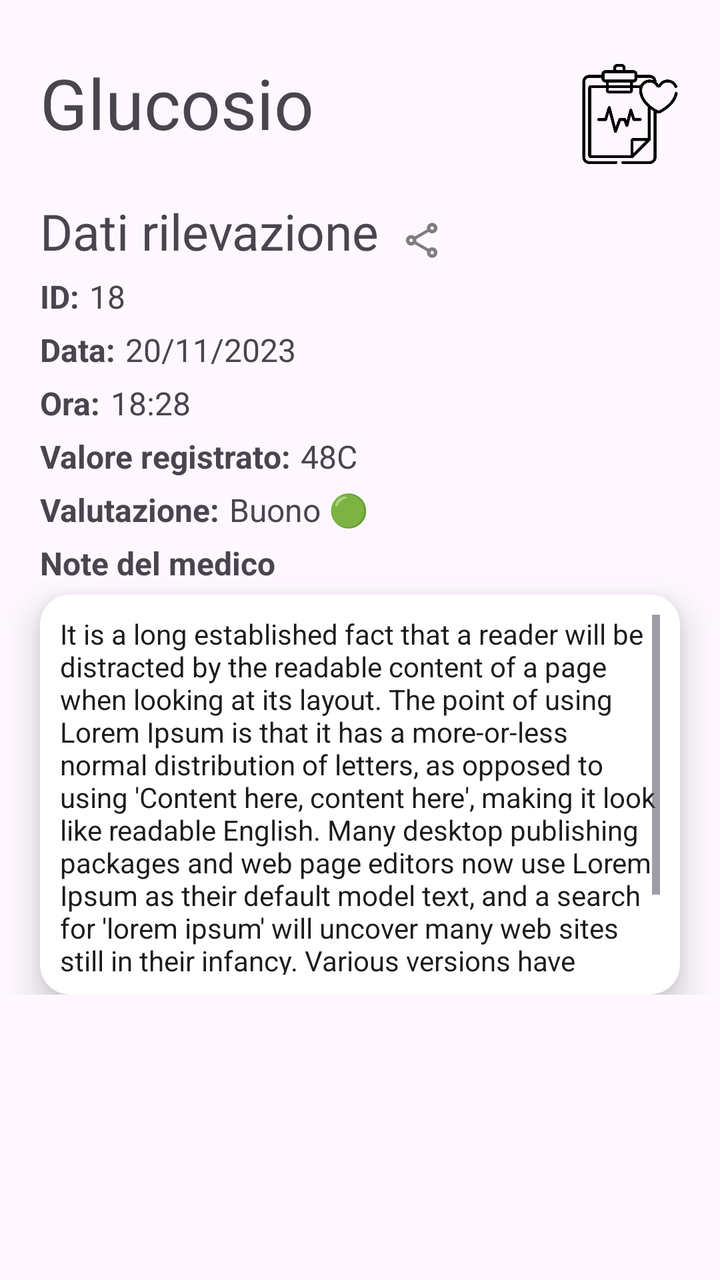
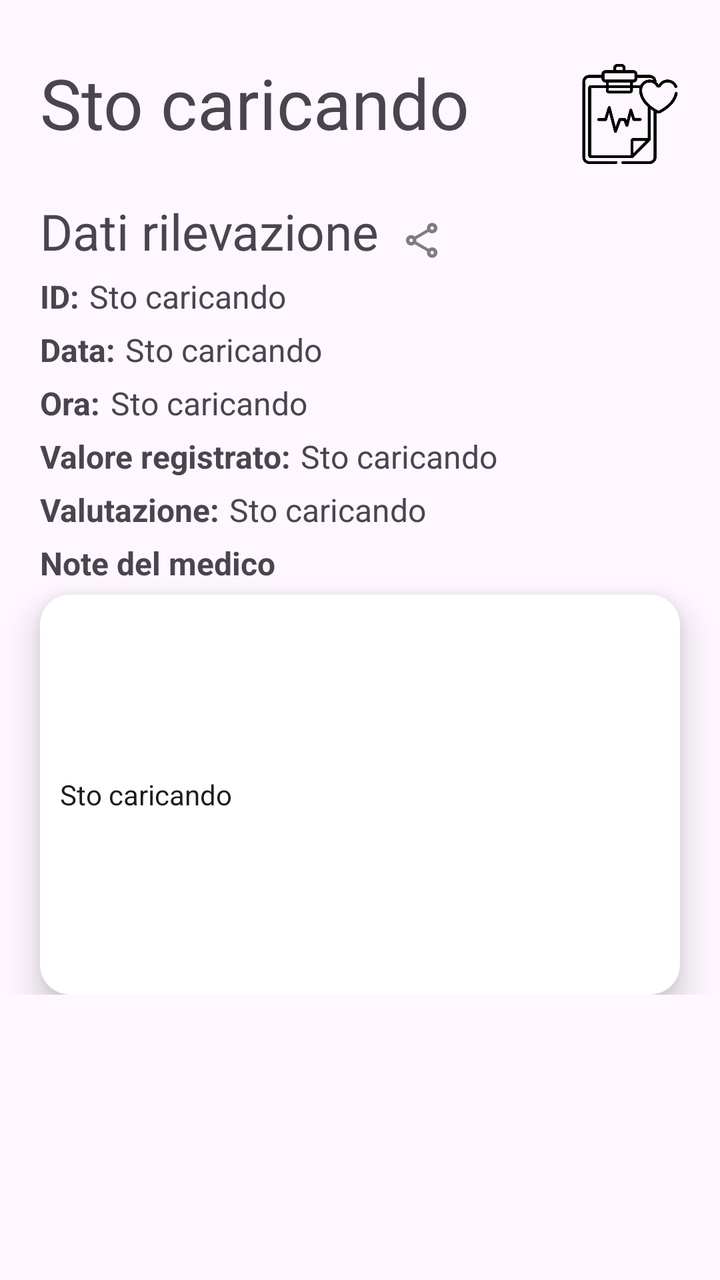

Screens rendered from an Android XML layout before and after an edit, with the pre-edit source and the edit as a unified diff.
<!-- AndroidManifest.xml: application theme Theme.AsilApp -->
<!-- res/layout/fragment_detai_old_health_history.xml -->
<?xml version="1.0" encoding="utf-8"?>
<ScrollView xmlns:app="http://schemas.android.com/apk/res-auto"
    xmlns:tools="http://schemas.android.com/tools"
    android:layout_width="match_parent"
    android:layout_height="match_parent"
    android:fadeScrollbars="false"
    android:scrollbars="vertical"
    xmlns:android="http://schemas.android.com/apk/res/android">
    <androidx.constraintlayout.widget.ConstraintLayout
        android:layout_width="match_parent"
        android:layout_height="match_parent"
        tools:context=".view.home.DetailHealthHistoryFragment">


        <TextView
            android:id="@+id/detailHealthHistoryTitleOld"
            android:layout_width="270dp"
            android:fadeScrollbars="false"
            android:layout_height="wrap_content"
            android:layout_marginLeft="@dimen/marginLeftRightDetailHealthHistory"
            android:layout_marginTop="28dp"
            android:layout_marginRight="@dimen/marginLeftRightDetailHealthHistory"
            android:fontFamily="@font/titillium_web_bold"
            android:text="Glucosio"
            android:textSize="@dimen/textDetailHealthHistoryTitle"
            app:layout_constraintHorizontal_bias="0.0"
            app:layout_constraintLeft_toLeftOf="parent"
            app:layout_constraintRight_toLeftOf="@+id/iconDetailTitleOld"
            app:layout_constraintTop_toTopOf="parent" />

        <ImageView
            android:id="@+id/iconDetailTitleOld"
            android:layout_width="50dp"
            android:layout_height="50dp"
            android:layout_marginTop="32dp"
            android:layout_marginRight="20dp"
            android:src="@drawable/medical_history_old"
            app:layout_constraintRight_toRightOf="parent"
            app:layout_constraintStart_toEndOf="@+id/detailHealthHistoryTitleOld"
            app:layout_constraintTop_toTopOf="parent">

        </ImageView>

        <TextView
            android:id="@+id/recordHealthHistoryOld"
            android:layout_width="wrap_content"
            android:layout_height="wrap_content"
            android:layout_marginStart="@dimen/marginLeftRightDetailHealthHistory"
            android:layout_marginTop="24dp"
            android:fontFamily="@font/titillium_web_bold"
            android:text="@string/recordHealthHistoryOld"
            android:textSize="25dp"
            app:layout_constraintStart_toStartOf="parent"
            app:layout_constraintTop_toBottomOf="@+id/detailHealthHistoryTitleOld" />


        <ImageView
            android:id="@+id/shareDetailHealthHistoryOld"
            android:layout_width="35dp"
            android:layout_height="35dp"
            android:layout_marginLeft="4dp"
            android:layout_marginTop="28dp"
            android:clickable="true"
            android:foreground="?android:attr/selectableItemBackground"
            android:padding="7dp"
            android:src="@drawable/share_fill0_wght400_grad0_opsz24"
            app:layout_constraintLeft_toRightOf="@+id/recordHealthHistoryOld"
            app:layout_constraintTop_toBottomOf="@+id/detailHealthHistoryTitleOld" />



        <TextView
            android:id="@+id/idRecordHealthHistoryLabelOld"
            android:layout_width="wrap_content"
            android:layout_height="wrap_content"
            android:layout_marginStart="@dimen/marginLeftRightDetailHealthHistory"
            android:layout_marginTop="5dp"
            android:text="@string/idLastRecordHealthHistoryLabel"
            android:textSize="@dimen/valueDetailHealthHistory"
            android:textStyle="bold"
            app:layout_constraintStart_toStartOf="parent"
            app:layout_constraintTop_toBottomOf="@+id/recordHealthHistoryOld"/>

        <TextView
            android:id="@+id/idRecordHealthHistoryOld"
            android:layout_width="wrap_content"
            android:layout_height="wrap_content"
            android:layout_marginLeft="5dp"
            android:layout_marginTop="5dp"
            android:text="18"
            android:textSize="@dimen/valueDetailHealthHistory"
            app:layout_constraintLeft_toRightOf="@+id/idRecordHealthHistoryLabelOld"
            app:layout_constraintTop_toBottomOf="@+id/recordHealthHistoryOld"/>

        <TextView
            android:id="@+id/dateRecordHealthHistoryLabelOld"
            android:layout_width="wrap_content"
            android:layout_height="wrap_content"
            android:layout_marginStart="@dimen/marginLeftRightDetailHealthHistory"
            android:layout_marginTop="5dp"
            android:text="@string/dateLastRecordHealthHistoryLabel"
            android:textSize="@dimen/valueDetailHealthHistory"
            android:textStyle="bold"
            app:layout_constraintStart_toStartOf="parent"
            app:layout_constraintTop_toBottomOf="@+id/idRecordHealthHistoryLabelOld" />

        <TextView
            android:id="@+id/dateRecordHealthHistoryOld"
            android:layout_width="wrap_content"
            android:layout_height="wrap_content"
            android:layout_marginLeft="5dp"
            android:layout_marginTop="5dp"
            android:text="20/11/2023"
            android:textSize="@dimen/valueDetailHealthHistory"
            app:layout_constraintLeft_toRightOf="@+id/dateRecordHealthHistoryLabelOld"
            app:layout_constraintTop_toBottomOf="@+id/idRecordHealthHistoryLabelOld" />


        <TextView
            android:id="@+id/timeRecordHealthHistoryLabelOld"
            android:layout_width="wrap_content"
            android:layout_height="wrap_content"
            android:layout_marginStart="@dimen/marginLeftRightDetailHealthHistory"
            android:layout_marginTop="5dp"
            android:text="@string/timeLastRecordHealthHistoryLabel"
            android:textSize="@dimen/valueDetailHealthHistory"
            android:textStyle="bold"
            app:layout_constraintStart_toStartOf="parent"
            app:layout_constraintTop_toBottomOf="@+id/dateRecordHealthHistoryOld" />

        <TextView
            android:id="@+id/timeRecordHealthHistoryOld"
            android:layout_width="wrap_content"
            android:layout_height="wrap_content"
            android:layout_marginLeft="5dp"
            android:layout_marginTop="5dp"
            android:text="18:28"
            android:textSize="@dimen/valueDetailHealthHistory"
            app:layout_constraintLeft_toRightOf="@+id/timeRecordHealthHistoryLabelOld"
            app:layout_constraintTop_toBottomOf="@+id/dateRecordHealthHistoryOld" />



        <TextView
            android:id="@+id/valueRecordHealthHistoryLabelOld"
            android:layout_width="wrap_content"
            android:layout_height="wrap_content"
            android:layout_marginStart="20dp"
            android:layout_marginTop="5dp"
            android:text="@string/valueLastRecordHealthHistoryLabel"
            android:textSize="@dimen/valueDetailHealthHistory"
            android:textStyle="bold"
            app:layout_constraintStart_toStartOf="parent"
            app:layout_constraintTop_toBottomOf="@+id/timeRecordHealthHistoryOld" />

        <TextView
            android:id="@+id/valueLastRecordHealthHistoryOld"
            android:layout_width="wrap_content"
            android:layout_height="wrap_content"
            android:layout_marginLeft="5dp"
            android:layout_marginTop="5dp"
            android:text="48"
            android:textSize="@dimen/valueDetailHealthHistory"
            app:layout_constraintLeft_toRightOf="@+id/valueRecordHealthHistoryLabelOld"
            app:layout_constraintTop_toBottomOf="@+id/timeRecordHealthHistoryOld" />

        <TextView
            android:id="@+id/unityDetaildHealthHistoryOld"
            android:layout_width="wrap_content"
            android:layout_height="wrap_content"
            android:layout_marginLeft="0dp"
            android:layout_marginTop="5dp"
            android:text="@string/unityTemperature"
            android:textSize="@dimen/valueDetailHealthHistory"
            app:layout_constraintLeft_toRightOf="@+id/valueLastRecordHealthHistoryOld"
            app:layout_constraintTop_toBottomOf="@+id/timeRecordHealthHistoryOld" />



        <TextView
            android:id="@+id/evalutationRecordHealthHistoryLabelOld"
            android:layout_width="wrap_content"
            android:layout_height="wrap_content"
            android:layout_marginStart="@dimen/marginLeftRightDetailHealthHistory"
            android:layout_marginTop="5dp"
            android:text="@string/evalutationLastRecordHealthHistoryLabel"
            android:textSize="@dimen/valueDetailHealthHistory"
            android:textStyle="bold"
            app:layout_constraintStart_toStartOf="parent"
            app:layout_constraintTop_toBottomOf="@+id/valueLastRecordHealthHistoryOld" />

        <TextView
            android:id="@+id/evalutationRecordHealthHistoryOld"
            android:layout_width="wrap_content"
            android:layout_height="wrap_content"
            android:layout_marginLeft="5dp"
            android:layout_marginTop="5dp"
            android:text="Buono 🟢"
            android:textSize="@dimen/valueDetailHealthHistory"
            app:layout_constraintLeft_toRightOf="@+id/evalutationRecordHealthHistoryLabelOld"
            app:layout_constraintTop_toBottomOf="@+id/valueLastRecordHealthHistoryOld" />



        <TextView
            android:id="@+id/doctorNotesRecordHealthHistoryLabelOld"
            android:layout_width="wrap_content"
            android:layout_height="wrap_content"
            android:layout_marginStart="@dimen/marginLeftRightDetailHealthHistory"
            android:layout_marginTop="5dp"
            android:text="@string/doctorNotesLastRecordHealthHistoryLabel"
            android:textSize="@dimen/valueDetailHealthHistory"
            android:textStyle="bold"
            app:layout_constraintStart_toStartOf="parent"
            app:layout_constraintTop_toBottomOf="@+id/evalutationRecordHealthHistoryOld" />


        <EditText
            android:id="@+id/doctorNotesRecordHealthHistoryOld"
            android:elevation="10dp"
            android:background="@drawable/rounded"
            android:padding="10dp"
            android:layout_width="match_parent"
            android:cursorVisible="true"
            android:layout_height="200dp"
            android:layout_marginStart="@dimen/marginLeftRightDetailHealthHistory"
            android:fadeScrollbars="false"
            android:layout_marginTop="5dp"
            android:editable="false"
            android:layout_marginEnd="@dimen/marginLeftRightDetailHealthHistory"
            android:scrollbarAlwaysDrawHorizontalTrack="false"
            android:scrollbarAlwaysDrawVerticalTrack="false"
            android:scrollbars="vertical"
            android:textSize="@dimen/textSizeDoctorNotes"
            android:text="It is a long established fact that a reader will be distracted by the readable content of a page when looking at its layout. The point of using Lorem Ipsum is that it has a more-or-less normal distribution of letters, as opposed to using 'Content here, content here', making it look like readable English. Many desktop publishing packages and web page editors now use Lorem Ipsum as their default model text, and a search for 'lorem ipsum' will uncover many web sites still in their infancy. Various versions have evolved over the years, sometimes by accident, sometimes on purpose (injected humour and the like)."
            app:layout_constraintEnd_toEndOf="parent"
            app:layout_constraintStart_toStartOf="parent"
            app:layout_constraintTop_toBottomOf="@+id/doctorNotesRecordHealthHistoryLabelOld" />



    </androidx.constraintlayout.widget.ConstraintLayout>
</ScrollView>
<!-- resources referenced by this layout -->
<resources>
  <dimen name="marginLeftRightDetailHealthHistory">20dp</dimen>
  <dimen name="textDetailHealthHistoryTitle">35dp</dimen>
  <dimen name="textSizeDoctorNotes">14dp</dimen>
  <dimen name="valueDetailHealthHistory">16dp</dimen>
  <!-- drawable medical_history_old: png bitmap (drawable, 16953 bytes) -->
  <!-- drawable rounded (drawable) -->
  <?xml version="1.0" encoding="utf-8"?>
  <shape xmlns:android="http://schemas.android.com/apk/res/android"
      android:shape="rectangle"
      android:padding="10dp">
      <solid android:color="#FFFFFF" />
      <corners
          android:bottomRightRadius="15dp"
          android:bottomLeftRadius="15dp"
          android:topLeftRadius="15dp"
          android:topRightRadius="15dp" />
  </shape>
  <!-- drawable share_fill0_wght400_grad0_opsz24 (drawable) -->
  <vector android:alpha="0.5" android:autoMirrored="true"
      android:height="24dp" android:viewportHeight="960"
      android:viewportWidth="960" android:width="24dp" xmlns:android="http://schemas.android.com/apk/res/android">
      <path android:fillColor="#FF000000" android:pathData="M720,880q-50,0 -85,-35t-35,-85q0,-7 1,-14.5t3,-13.5L322,568q-17,15 -38,23.5t-44,8.5q-50,0 -85,-35t-35,-85q0,-50 35,-85t85,-35q23,0 44,8.5t38,23.5l282,-164q-2,-6 -3,-13.5t-1,-14.5q0,-50 35,-85t85,-35q50,0 85,35t35,85q0,50 -35,85t-85,35q-23,0 -44,-8.5T638,288L356,452q2,6 3,13.5t1,14.5q0,7 -1,14.5t-3,13.5l282,164q17,-15 38,-23.5t44,-8.5q50,0 85,35t35,85q0,50 -35,85t-85,35ZM720,240q17,0 28.5,-11.5T760,200q0,-17 -11.5,-28.5T720,160q-17,0 -28.5,11.5T680,200q0,17 11.5,28.5T720,240ZM240,520q17,0 28.5,-11.5T280,480q0,-17 -11.5,-28.5T240,440q-17,0 -28.5,11.5T200,480q0,17 11.5,28.5T240,520ZM720,800q17,0 28.5,-11.5T760,760q0,-17 -11.5,-28.5T720,720q-17,0 -28.5,11.5T680,760q0,17 11.5,28.5T720,800ZM720,200ZM240,480ZM720,760Z"/>
  </vector>
  <string name="dateLastRecordHealthHistoryLabel">Data:</string>
  <string name="doctorNotesLastRecordHealthHistoryLabel">Note del medico</string>
  <string name="evalutationLastRecordHealthHistoryLabel">Valutazione:</string>
  <string name="idLastRecordHealthHistoryLabel">ID:</string>
  <string name="recordHealthHistoryOld">Dati rilevazione</string>
  <string name="timeLastRecordHealthHistoryLabel">Ora:</string>
  <string name="unityTemperature">C</string>
  <string name="valueLastRecordHealthHistoryLabel">Valore registrato:</string>
  <style name="Theme.AsilApp" parent="Base.Theme.AsilApp" />
  <style name="Base.Theme.AsilApp" parent="Theme.Material3.DayNight.NoActionBar">
          
          
      </style>
</resources>

<!-- the commit's change to res/layout/fragment_detai_old_health_history.xml (unified diff, before → after) -->
@@ -7,6 +7,7 @@
     android:scrollbars="vertical"
     xmlns:android="http://schemas.android.com/apk/res/android">
     <androidx.constraintlayout.widget.ConstraintLayout
+        android:id="@+id/layoutOldHealthHistory"
         android:layout_width="match_parent"
         android:layout_height="match_parent"
         tools:context=".view.home.DetailHealthHistoryFragment">
@@ -15,13 +16,13 @@
         <TextView
             android:id="@+id/detailHealthHistoryTitleOld"
             android:layout_width="270dp"
-            android:fadeScrollbars="false"
             android:layout_height="wrap_content"
             android:layout_marginLeft="@dimen/marginLeftRightDetailHealthHistory"
             android:layout_marginTop="28dp"
             android:layout_marginRight="@dimen/marginLeftRightDetailHealthHistory"
+            android:fadeScrollbars="false"
             android:fontFamily="@font/titillium_web_bold"
-            android:text="Glucosio"
+            android:text="@string/iAmLoading"
             android:textSize="@dimen/textDetailHealthHistoryTitle"
             app:layout_constraintHorizontal_bias="0.0"
             app:layout_constraintLeft_toLeftOf="parent"
@@ -87,10 +88,10 @@
             android:layout_height="wrap_content"
             android:layout_marginLeft="5dp"
             android:layout_marginTop="5dp"
-            android:text="18"
+            android:text="@string/iAmLoading"
             android:textSize="@dimen/valueDetailHealthHistory"
             app:layout_constraintLeft_toRightOf="@+id/idRecordHealthHistoryLabelOld"
-            app:layout_constraintTop_toBottomOf="@+id/recordHealthHistoryOld"/>
+            app:layout_constraintTop_toBottomOf="@+id/recordHealthHistoryOld" />
 
         <TextView
             android:id="@+id/dateRecordHealthHistoryLabelOld"
@@ -110,7 +111,7 @@
             android:layout_height="wrap_content"
             android:layout_marginLeft="5dp"
             android:layout_marginTop="5dp"
-            android:text="20/11/2023"
+            android:text="@string/iAmLoading"
             android:textSize="@dimen/valueDetailHealthHistory"
             app:layout_constraintLeft_toRightOf="@+id/dateRecordHealthHistoryLabelOld"
             app:layout_constraintTop_toBottomOf="@+id/idRecordHealthHistoryLabelOld" />
@@ -134,7 +135,7 @@
             android:layout_height="wrap_content"
             android:layout_marginLeft="5dp"
             android:layout_marginTop="5dp"
-            android:text="18:28"
+            android:text="@string/iAmLoading"
             android:textSize="@dimen/valueDetailHealthHistory"
             app:layout_constraintLeft_toRightOf="@+id/timeRecordHealthHistoryLabelOld"
             app:layout_constraintTop_toBottomOf="@+id/dateRecordHealthHistoryOld" />
@@ -159,23 +160,11 @@
             android:layout_height="wrap_content"
             android:layout_marginLeft="5dp"
             android:layout_marginTop="5dp"
-            android:text="48"
+            android:text="@string/iAmLoading"
             android:textSize="@dimen/valueDetailHealthHistory"
             app:layout_constraintLeft_toRightOf="@+id/valueRecordHealthHistoryLabelOld"
             app:layout_constraintTop_toBottomOf="@+id/timeRecordHealthHistoryOld" />
 
-        <TextView
-            android:id="@+id/unityDetaildHealthHistoryOld"
-            android:layout_width="wrap_content"
-            android:layout_height="wrap_content"
-            android:layout_marginLeft="0dp"
-            android:layout_marginTop="5dp"
-            android:text="@string/unityTemperature"
-            android:textSize="@dimen/valueDetailHealthHistory"
-            app:layout_constraintLeft_toRightOf="@+id/valueLastRecordHealthHistoryOld"
-            app:layout_constraintTop_toBottomOf="@+id/timeRecordHealthHistoryOld" />
-
-
 
         <TextView
             android:id="@+id/evalutationRecordHealthHistoryLabelOld"
@@ -195,7 +184,7 @@
             android:layout_height="wrap_content"
             android:layout_marginLeft="5dp"
             android:layout_marginTop="5dp"
-            android:text="Buono 🟢"
+            android:text="@string/iAmLoading"
             android:textSize="@dimen/valueDetailHealthHistory"
             app:layout_constraintLeft_toRightOf="@+id/evalutationRecordHealthHistoryLabelOld"
             app:layout_constraintTop_toBottomOf="@+id/valueLastRecordHealthHistoryOld" />
@@ -217,22 +206,22 @@
 
         <EditText
             android:id="@+id/doctorNotesRecordHealthHistoryOld"
+            android:layout_width="match_parent"
+            android:layout_height="200dp"
+            android:layout_marginStart="@dimen/marginLeftRightDetailHealthHistory"
+            android:layout_marginTop="5dp"
+            android:layout_marginEnd="@dimen/marginLeftRightDetailHealthHistory"
+            android:background="@drawable/rounded"
+            android:cursorVisible="true"
+            android:editable="false"
             android:elevation="10dp"
-            android:background="@drawable/rounded"
+            android:fadeScrollbars="false"
             android:padding="10dp"
-            android:layout_width="match_parent"
-            android:cursorVisible="true"
-            android:layout_height="200dp"
-            android:layout_marginStart="@dimen/marginLeftRightDetailHealthHistory"
-            android:fadeScrollbars="false"
-            android:layout_marginTop="5dp"
-            android:editable="false"
-            android:layout_marginEnd="@dimen/marginLeftRightDetailHealthHistory"
             android:scrollbarAlwaysDrawHorizontalTrack="false"
             android:scrollbarAlwaysDrawVerticalTrack="false"
             android:scrollbars="vertical"
+            android:text="@string/iAmLoading"
             android:textSize="@dimen/textSizeDoctorNotes"
-            android:text="It is a long established fact that a reader will be distracted by the readable content of a page when looking at its layout. The point of using Lorem Ipsum is that it has a more-or-less normal distribution of letters, as opposed to using 'Content here, content here', making it look like readable English. Many desktop publishing packages and web page editors now use Lorem Ipsum as their default model text, and a search for 'lorem ipsum' will uncover many web sites still in their infancy. Various versions have evolved over the years, sometimes by accident, sometimes on purpose (injected humour and the like)."
             app:layout_constraintEnd_toEndOf="parent"
             app:layout_constraintStart_toStartOf="parent"
             app:layout_constraintTop_toBottomOf="@+id/doctorNotesRecordHealthHistoryLabelOld" />
<!-- resource entries referenced after the edit -->
@@ -26,10 +26,10 @@
   <string name="dateLastRecordHealthHistoryLabel">Data:</string>
   <string name="doctorNotesLastRecordHealthHistoryLabel">Note del medico</string>
   <string name="evalutationLastRecordHealthHistoryLabel">Valutazione:</string>
+  <string name="iAmLoading">Sto caricando</string>
   <string name="idLastRecordHealthHistoryLabel">ID:</string>
   <string name="recordHealthHistoryOld">Dati rilevazione</string>
   <string name="timeLastRecordHealthHistoryLabel">Ora:</string>
-  <string name="unityTemperature">C</string>
   <string name="valueLastRecordHealthHistoryLabel">Valore registrato:</string>
   <style name="Theme.AsilApp" parent="Base.Theme.AsilApp" />
   <style name="Base.Theme.AsilApp" parent="Theme.Material3.DayNight.NoActionBar">
